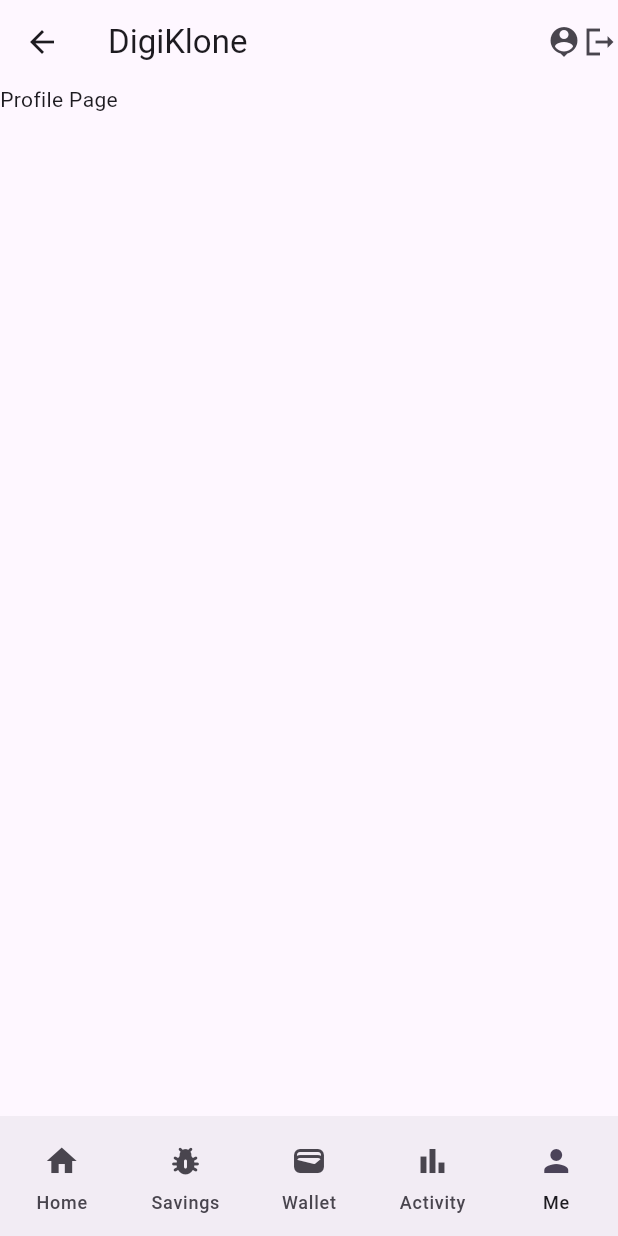
After one commit to ukpongjoseph/DigiKlone, a Flutter app: the LandingPage screen opened by its route, item 5 of the bottom bar chosen, on a phone screen of 412 x 824 dp. The commit adds this screen. Run offline on Flutter 3.47's test engine with Material 3 defaults, Android fonts, the phone set to English and light mode, and no system bars.

Commit message:
Added a bottom nav bar

```diff
--- a/lib/Navigation/bottom_nav.dart
+++ b/lib/Navigation/bottom_nav.dart
@@ -1,4 +1,7 @@
 import 'package:flutter/material.dart';
+import 'package:provider/provider.dart';
+import 'package:second_flutter/a_List_providers/nav_provider.dart';
+
 
 class BottomNav extends StatefulWidget {
   const BottomNav({super.key});
@@ -10,7 +13,9 @@ class BottomNav extends StatefulWidget {
 class _BottomNavState extends State<BottomNav> {
   @override
   Widget build(BuildContext context) {
-    return NavigationBar(
+    int currentPageIndex = Provider.of<NavProvider>(context, listen: true).getCurrentPage();
+    return  NavigationBar(
+        indicatorColor: Colors.transparent,
       destinations: [
         NavigationDestination(
           icon: Icon(Icons.home),
@@ -32,7 +37,11 @@ class _BottomNavState extends State<BottomNav> {
           icon: Icon(Icons.person),
           label: "Me"
         ),
-      ]
+      ],
+      onDestinationSelected: (int value) {
+        Provider.of<NavProvider>(context, listen: false).setCurrentPage(value);
+      },
+      selectedIndex: currentPageIndex,
     );
   }
 }
--- /dev/null
+++ b/lib/a_List_providers/nav_provider.dart
@@ -0,0 +1,29 @@
+
+import 'package:flutter/material.dart';
+import 'package:second_flutter/pages/activity.dart';
+import 'package:second_flutter/pages/landing_home.dart';
+import 'package:second_flutter/pages/profile.dart';
+import 'package:second_flutter/pages/savings.dart';
+import 'package:second_flutter/pages/wallet.dart';
+
+class NavProvider extends ChangeNotifier {
+  int _currentPageIndex = 1;
+  final  List _pages = [
+    LandingHome(),
+    Savings(),
+    Wallet(),
+    Activity(),
+    Profile()
+  ];
+  void setCurrentPage(int value){
+    _currentPageIndex = value;
+    notifyListeners();
+  }
+  int getCurrentPage(){
+    return _currentPageIndex;
+  }
+
+  List getPages(){
+    return _pages;
+  }
+}
--- /dev/null
+++ b/lib/pages/activity.dart
@@ -0,0 +1,17 @@
+import 'package:flutter/material.dart';
+
+class Activity extends StatefulWidget {
+  const Activity({super.key});
+
+  @override
+  State<Activity> createState() => _ActivityState();
+}
+
+class _ActivityState extends State<Activity> {
+  @override
+  Widget build(BuildContext context) {
+    return Scaffold(
+      body: Text("Activity Page"),
+    );
+  }
+}
--- a/lib/pages/landing_page.dart
+++ b/lib/pages/landing_page.dart
@@ -1,7 +1,11 @@
 import 'package:flutter/material.dart';
+// ignore: unused_import
 import 'package:provider/provider.dart';
-import 'package:second_flutter/Authproviders/auth_login_provider.dart';
-// import 'package:second_flutter/providers/auth_provider.dart';
+import 'package:second_flutter/Navigation/bottom_nav.dart';
+// ignore: unused_import
+import 'package:second_flutter/a_List_providers/auth_login_provider.dart';
+import 'package:second_flutter/a_List_providers/nav_provider.dart';
+
 
 class LandingPage extends StatefulWidget {
   const LandingPage({super.key});
@@ -11,14 +15,22 @@ class LandingPage extends StatefulWidget {
 }
 
 class _LandingPageState extends State<LandingPage> {
+  // final _pages = Provider.of<NavProvider>(context, listen: false).getPages();
+  // int currentPageIndex = Provider.of<NavProvider>(context, listen: true).getCurrentPage();
+  late List _pages;
+  late int currentPageIndex;
+  @override
+  void didChangeDependencies(){
+    super.didChangeDependencies();
+    _pages = context.read<NavProvider>().getPages();
 
+  }
   @override
   Widget build(BuildContext context) {
-
-
+    currentPageIndex = context.watch<NavProvider>().getCurrentPage();
     return Scaffold(
       appBar: AppBar(
-        title: Text("DigiKolne"),
+        title: Text("DigiKlone"),
         actions: [
           Icon(
             Icons.person_pin
@@ -28,21 +40,8 @@ class _LandingPageState extends State<LandingPage> {
           )
         ],
       ),
-      body: Container(
-        color: const Color.fromARGB(255, 14, 52, 1),
-        padding: EdgeInsets.all(40.0),
-        child: Text(
-          // Provider.of<AuthProvider>(context, listen:false).getFName() allows us to access a global state called firstName via its getter function (getFName)
-          // "Welcome ${Provider.of<AuthProvider>(context, listen:false).getFName()}",
-          "Welcome ${Provider.of<AuthloginProvider>(context, listen: false).getFName()}",
-          style: TextStyle(
-            color: const Color.fromARGB(255, 3, 9, 85),
-            fontWeight: FontWeight.w900,
-            fontSize: 50.0,
-            fontStyle: FontStyle.italic
-          ),
-        ),
-      ),
+      body: _pages[currentPageIndex],
+      bottomNavigationBar: BottomNav(),
     );
   }
 }
--- /dev/null
+++ b/lib/pages/profile.dart
@@ -0,0 +1,17 @@
+import 'package:flutter/material.dart';
+
+class Profile extends StatefulWidget {
+  const Profile({super.key});
+
+  @override
+  State<Profile> createState() => _ProfileState();
+}
+
+class _ProfileState extends State<Profile> {
+  @override
+  Widget build(BuildContext context) {
+    return Scaffold(
+      body: Text("Profile Page"),
+    );
+  }
+}
--- /dev/null
+++ b/lib/pages/savings.dart
@@ -0,0 +1,17 @@
+import 'package:flutter/material.dart';
+
+class Savings extends StatefulWidget {
+  const Savings({super.key});
+
+  @override
+  State<Savings> createState() => _SavingsState();
+}
+
+class _SavingsState extends State<Savings> {
+  @override
+  Widget build(BuildContext context) {
+    return Scaffold(
+      body: Text("Savings Page"),
+    );
+  }
+}
--- a/lib/pages/sign_in.dart
+++ b/lib/pages/sign_in.dart
@@ -4,7 +4,7 @@ import 'package:flutter/material.dart';
 import 'package:provider/provider.dart';
 import 'package:second_flutter/authServices/login.dart';
 import 'package:second_flutter/pages/landing_page.dart';
-import 'package:second_flutter/Authproviders/auth_login_provider.dart';
+import 'package:second_flutter/a_List_providers/auth_login_provider.dart';
 
 class SignIn extends StatefulWidget {
   const SignIn({super.key});
@@ -36,6 +36,7 @@ class _SignInState extends State<SignIn> {
       "password" : _password.text.trim()
     });
     if(_formKey.currentState!.validate()){
+      Navigator.pushReplacement(context, MaterialPageRoute(builder: (context)=>LandingPage()));
       final loginResponse = await LoginService().login(data);
       if(!mounted)return;
       if(loginResponse["success"] == true){
--- a/lib/pages/signup/confirm_password.dart
+++ b/lib/pages/signup/confirm_password.dart
@@ -4,7 +4,7 @@ import 'package:flutter/material.dart';
 import 'package:provider/provider.dart';
 import 'package:second_flutter/authServices/register.dart';
 import 'package:second_flutter/pages/sign_in.dart';
-import 'package:second_flutter/Authproviders/auth_register.dart';
+import 'package:second_flutter/a_List_providers/auth_register.dart';
 
 class ConfirmPassword extends StatefulWidget {
   const ConfirmPassword({super.key});
--- a/lib/pages/signup/email.dart
+++ b/lib/pages/signup/email.dart
@@ -1,7 +1,7 @@
 import 'package:flutter/material.dart';
 import 'package:provider/provider.dart';
 import 'package:second_flutter/pages/signup/password.dart';
-import 'package:second_flutter/Authproviders/auth_register.dart';
+import 'package:second_flutter/a_List_providers/auth_register.dart';
 
 class Email extends StatefulWidget {
   const Email({super.key});
--- a/lib/pages/signup/firstname.dart
+++ b/lib/pages/signup/firstname.dart
@@ -1,7 +1,7 @@
 import 'package:flutter/material.dart';
 import 'package:provider/provider.dart';
 import 'package:second_flutter/pages/signup/lastname.dart';
-import 'package:second_flutter/Authproviders/auth_register.dart';
+import 'package:second_flutter/a_List_providers/auth_register.dart';
 
 
 class Firstname extends StatefulWidget {
--- a/lib/pages/signup/lastname.dart
+++ b/lib/pages/signup/lastname.dart
@@ -1,7 +1,7 @@
 import 'package:flutter/material.dart';
 import 'package:provider/provider.dart';
 import 'package:second_flutter/pages/signup/email.dart';
-import 'package:second_flutter/Authproviders/auth_register.dart';
+import 'package:second_flutter/a_List_providers/auth_register.dart';
 
 class Lastname extends StatefulWidget {
   const Lastname({super.key});
--- a/lib/pages/signup/password.dart
+++ b/lib/pages/signup/password.dart
@@ -1,7 +1,7 @@
 import 'package:flutter/material.dart';
 import 'package:provider/provider.dart';
 import 'package:second_flutter/pages/signup/confirm_password.dart';
-import 'package:second_flutter/Authproviders/auth_register.dart';
+import 'package:second_flutter/a_List_providers/auth_register.dart';
 
 class Password extends StatefulWidget {
   const Password({super.key});
--- /dev/null
+++ b/lib/pages/wallet.dart
@@ -0,0 +1,17 @@
+import 'package:flutter/material.dart';
+
+class Wallet extends StatefulWidget {
+  const Wallet({super.key});
+
+  @override
+  State<Wallet> createState() => _WalletState();
+}
+
+class _WalletState extends State<Wallet> {
+  @override
+  Widget build(BuildContext context) {
+    return Scaffold(
+      body: Text("Wallet Page"),
+    );
+  }
+}
```
Also changed, not shown: lib/main.dart (+5 -3 lines), lib/pages/landing_home.dart (added, +17 -0 lines), lib/a_List_providers/auth_login_provider.dart (renamed from lib/Authproviders/auth_login_provider.dart), lib/a_List_providers/auth_register.dart (renamed from lib/Authproviders/auth_register.dart), lib/pages/unused_sign_up.dart (renamed from lib/pages/sign_up.dart).
